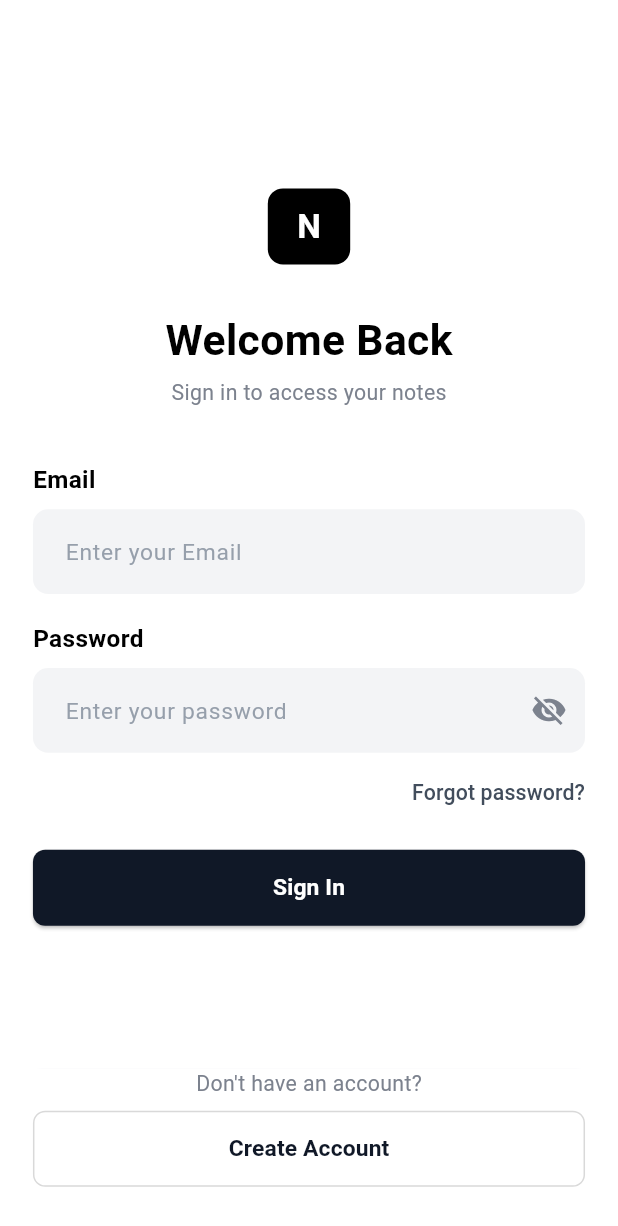
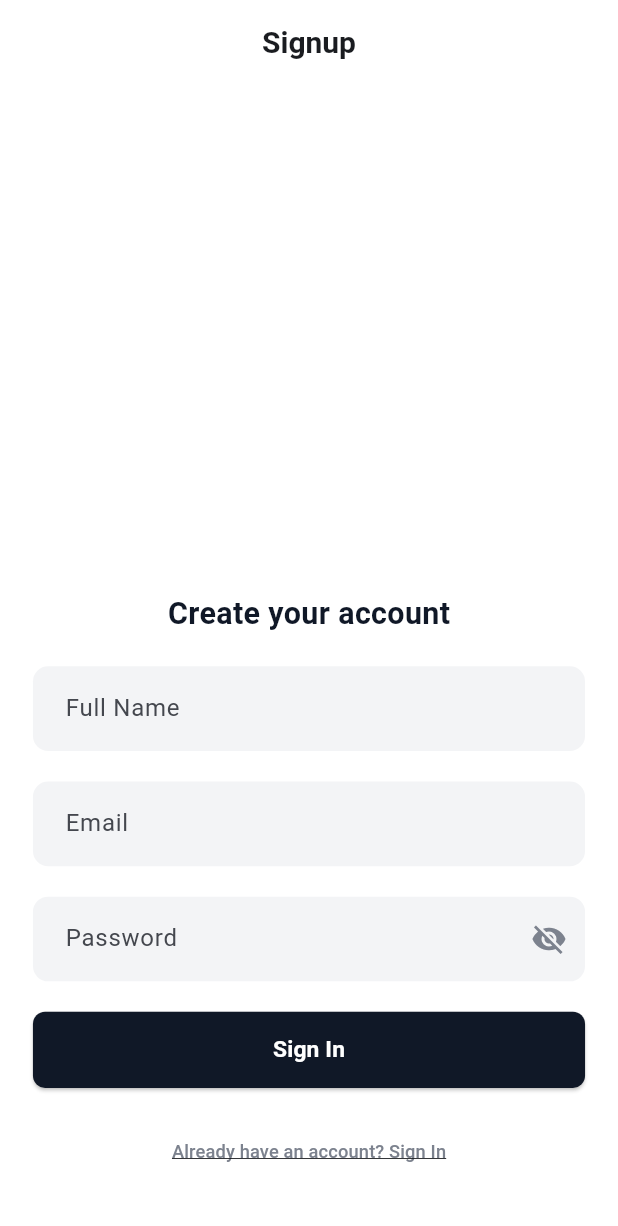
Before and after one commit to jinscodes/app_tact, a Flutter app: the screen it shows after launch, after a tap on "Create Account", on a phone screen of 412 x 824 dp. Shown: the top 1226 px of the screen. Run offline on Flutter 3.47's test engine with Material 3 defaults, Android fonts, the light colour scheme and no system bars; our stand-ins replace flutter_screenutil.

Commit message:
Jay's AppDev: Create an interface of signup

```diff
--- a/lib/main.dart
+++ b/lib/main.dart
@@ -1,5 +1,6 @@
 import 'package:app_sticker_note/colors.dart';
 import 'package:app_sticker_note/widgets/login.dart';
+import 'package:app_sticker_note/widgets/signup.dart';
 import 'package:flutter/material.dart';
 import 'package:flutter_screenutil/flutter_screenutil.dart';
 
@@ -28,6 +29,10 @@ class MyApp extends StatelessWidget {
           ),
           title: 'Sticker Note App',
           home: LoginScreen(),
+          routes: {
+            '/login': (context) => const LoginScreen(),
+            '/signup': (context) => const SignupScreen(),
+          },
         );
       },
     );
--- /dev/null
+++ b/lib/models/navigate.dart
@@ -0,0 +1,5 @@
+import 'package:flutter/material.dart';
+
+void navigateTo(BuildContext context, String path) {
+  Navigator.pushNamed(context, path);
+}
--- a/lib/widgets/login.dart
+++ b/lib/widgets/login.dart
@@ -1,4 +1,5 @@
 import 'package:app_sticker_note/colors.dart';
+import 'package:app_sticker_note/models/navigate.dart';
 import 'package:flutter/material.dart';
 import 'package:flutter_screenutil/flutter_screenutil.dart';
 
@@ -13,6 +14,8 @@ class _LoginScreenState extends State<LoginScreen> {
   bool _isPasswordVisible = false;
   bool _hasEmailText = false;
   bool _hasPasswordText = false;
+  String _email = '';
+  String _password = '';
 
   @override
   Widget build(BuildContext context) {
@@ -77,6 +80,7 @@ class _LoginScreenState extends State<LoginScreen> {
                       onChanged: (value) {
                         setState(() {
                           _hasEmailText = value.isNotEmpty;
+                          _email = value;
                         });
                       },
                       decoration: InputDecoration(
@@ -128,6 +132,7 @@ class _LoginScreenState extends State<LoginScreen> {
                       onChanged: (value) {
                         setState(() {
                           _hasPasswordText = value.isNotEmpty;
+                          _password = value;
                         });
                       },
                       decoration: InputDecoration(
@@ -207,7 +212,7 @@ class _LoginScreenState extends State<LoginScreen> {
                       height: 50.h,
                       child: ElevatedButton(
                         onPressed: () {
-                          print("Login Button Clicked");
+                          print("Login Button Clicked $_email, $_password");
                         },
                         style: ElevatedButton.styleFrom(
                           backgroundColor: AppColors.buttonGray,
@@ -255,7 +260,7 @@ class _LoginScreenState extends State<LoginScreen> {
                   width: double.infinity,
                   height: 50.h,
                   child: ElevatedButton(
-                    onPressed: () {},
+                    onPressed: () => navigateTo(context, '/signup'),
                     style: ElevatedButton.styleFrom(
                       elevation: 0,
                       backgroundColor: Colors.transparent,
--- /dev/null
+++ b/lib/widgets/signup.dart
@@ -0,0 +1,241 @@
+import 'package:app_sticker_note/colors.dart';
+import 'package:flutter/material.dart';
+import 'package:flutter_screenutil/flutter_screenutil.dart';
+
+class SignupScreen extends StatefulWidget {
+  const SignupScreen({super.key});
+
+  @override
+  State<SignupScreen> createState() => _SignupScreenState();
+}
+
+class _SignupScreenState extends State<SignupScreen> {
+  bool _hasNameText = false;
+  bool _hasEmailText = false;
+  bool _hasPasswordText = false;
+  String _name = '';
+  String _email = '';
+  String _password = '';
+  bool _isPasswordVisible = false;
+
+  @override
+  Widget build(BuildContext context) {
+    return GestureDetector(
+      onTap: () => FocusScope.of(context).unfocus(),
+      child: Scaffold(
+        appBar: AppBar(
+          backgroundColor: Colors.transparent,
+          automaticallyImplyLeading: false,
+          title: Text(
+            'Signup',
+            style: TextStyle(
+              fontSize: 20,
+              fontWeight: FontWeight.bold,
+            ),
+          ),
+          centerTitle: true,
+          elevation: 0,
+        ),
+        body: Padding(
+          padding: EdgeInsets.fromLTRB(20.w, 0, 20.w, 32.h),
+          child: Center(
+            child: Column(
+              mainAxisAlignment: MainAxisAlignment.end,
+              crossAxisAlignment: CrossAxisAlignment.center,
+              children: [
+                Text(
+                  'Create your account',
+                  style: TextStyle(
+                    fontSize: 20.sp,
+                    fontWeight: FontWeight.bold,
+                    color: AppColors.baseBlack,
+                  ),
+                ),
+                SizedBox(height: 20.h),
+                TextField(
+                  onChanged: (value) {
+                    setState(() {
+                      _name = value;
+                      _hasNameText = value.isNotEmpty;
+                    });
+                  },
+                  decoration: InputDecoration(
+                    hintText: "Full Name",
+                    hintStyle: TextStyle(
+                      color: AppColors.placeholderGray,
+                      fontSize: 15.sp,
+                    ),
+                    labelText: "Full Name",
+                    filled: true,
+                    fillColor: AppColors.inputGray,
+                    border: OutlineInputBorder(
+                      borderRadius: BorderRadius.circular(10.r),
+                      borderSide: BorderSide.none,
+                    ),
+                    enabledBorder: OutlineInputBorder(
+                      borderRadius: BorderRadius.circular(10.r),
+                      borderSide: _hasEmailText
+                          ? BorderSide(
+                              color: AppColors.inputBoldGray,
+                              width: 2,
+                            )
+                          : BorderSide.none,
+                    ),
+                    focusedBorder: OutlineInputBorder(
+                      borderRadius: BorderRadius.circular(10.r),
+                      borderSide: BorderSide(
+                        color: AppColors.inputBoldGray,
+                        width: 2,
+                      ),
+                    ),
+                    contentPadding: EdgeInsets.symmetric(
+                      horizontal: 16.w,
+                      vertical: 16.h,
+                    ),
+                  ),
+                ),
+                SizedBox(height: 20.h),
+                TextField(
+                  onChanged: (value) {
+                    setState(() {
+                      _email = value;
+                      _hasEmailText = value.isNotEmpty;
+                    });
+                  },
+                  decoration: InputDecoration(
+                    hintText: "Email",
+                    hintStyle: TextStyle(
+                      color: AppColors.placeholderGray,
+                      fontSize: 15.sp,
+                    ),
+                    labelText: "Email",
+                    filled: true,
+                    fillColor: AppColors.inputGray,
+                    border: OutlineInputBorder(
+                      borderRadius: BorderRadius.circular(10.r),
+                      borderSide: BorderSide.none,
+                    ),
+                    enabledBorder: OutlineInputBorder(
+                      borderRadius: BorderRadius.circular(10.r),
+                      borderSide: _hasEmailText
+                          ? BorderSide(
+                              color: AppColors.inputBoldGray,
+                              width: 2,
+                            )
+                          : BorderSide.none,
+                    ),
+                    focusedBorder: OutlineInputBorder(
+                      borderRadius: BorderRadius.circular(10.r),
+                      borderSide: BorderSide(
+                        color: AppColors.inputBoldGray,
+                        width: 2,
+                      ),
+                    ),
+                    contentPadding: EdgeInsets.symmetric(
+                      horizontal: 16.w,
+                      vertical: 16.h,
+                    ),
+                  ),
+                ),
+                SizedBox(height: 20.h),
+                TextField(
+                  obscureText: !_isPasswordVisible,
+                  onChanged: (value) {
+                    setState(() {
+                      _hasPasswordText = value.isNotEmpty;
+                      _password = value;
+                    });
+                  },
+                  decoration: InputDecoration(
+                    hintText: "password",
+                    hintStyle: TextStyle(
+                      color: AppColors.placeholderGray,
+                      fontSize: 15.sp,
+                    ),
+                    labelText: "Password",
+                    filled: true,
+                    fillColor: AppColors.inputGray,
+                    suffixIcon: IconButton(
+                      icon: Icon(
+                        _isPasswordVisible
+                            ? Icons.visibility
+                            : Icons.visibility_off,
+                        color: AppColors.fontGray,
+                      ),
+                      onPressed: () {
+                        setState(() {
+                          _isPasswordVisible = !_isPasswordVisible;
+                        });
+                      },
+                    ),
+                    border: OutlineInputBorder(
+                      borderRadius: BorderRadius.circular(10.r),
+                      borderSide: BorderSide.none,
+                    ),
+                    enabledBorder: OutlineInputBorder(
+                      borderRadius: BorderRadius.circular(10.r),
+                      borderSide: _hasPasswordText
+                          ? BorderSide(
+                              color: AppColors.inputBoldGray,
+                              width: 2,
+                            )
+                          : BorderSide.none,
+                    ),
+                    focusedBorder: OutlineInputBorder(
+                      borderRadius: BorderRadius.circular(10.r),
+                      borderSide: BorderSide(
+                        color: AppColors.inputBoldGray,
+                        width: 2,
+                      ),
+                    ),
+                    contentPadding: EdgeInsets.symmetric(
+                      horizontal: 16.w,
+                      vertical: 16.h,
+                    ),
+                  ),
+                ),
+                SizedBox(height: 20.h),
+                SizedBox(
+                  width: double.infinity,
+                  height: 50.h,
+                  child: ElevatedButton(
+                    onPressed: () {
+                      print("Login Button Clicked $_name, $_email, $_password");
+                    },
+                    style: ElevatedButton.styleFrom(
+                      backgroundColor: AppColors.buttonGray,
+                      shape: RoundedRectangleBorder(
+                        borderRadius: BorderRadius.circular(8.r),
+                      ),
+                      padding: EdgeInsets.zero,
+                    ),
+                    child: Text(
+                      "Sign In",
+                      style: TextStyle(
+                        fontSize: 15.sp,
+                        fontWeight: FontWeight.bold,
+                        color: Colors.white,
+                      ),
+                    ),
+                  ),
+                ),
+                SizedBox(height: 18.h),
+                TextButton(
+                  onPressed: () {},
+                  child: Text(
+                    'Already have an account? Sign In',
+                    style: TextStyle(
+                      color: AppColors.fontGray,
+                      fontSize: 12.sp,
+                      decoration: TextDecoration.underline,
+                    ),
+                  ),
+                ),
+              ],
+            ),
+          ),
+        ),
+      ),
+    );
+  }
+}
```
Also changed, not shown: 6 other files.
